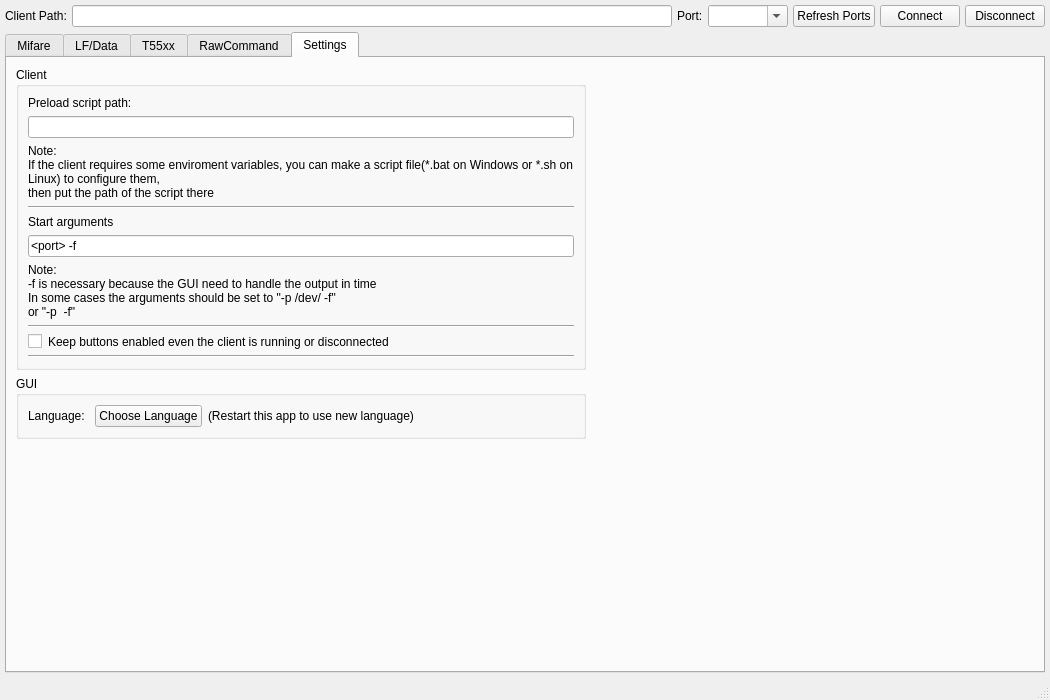
Qt form ui/mainwindow.ui (wh201906/Proxmark3GUI) before a commit.
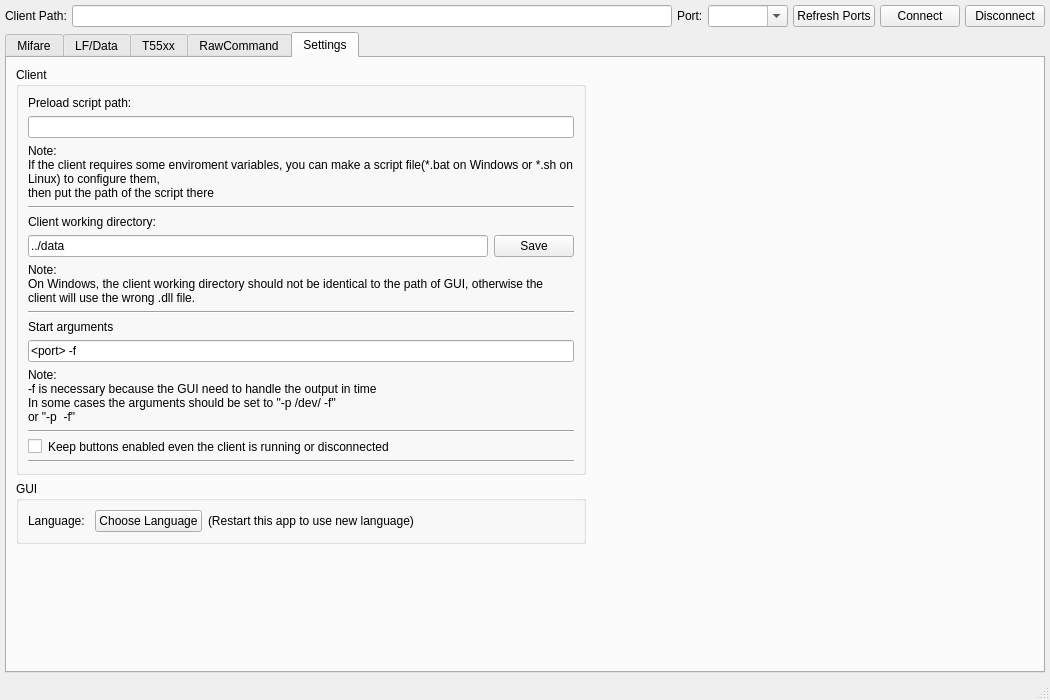
The same form after that commit. The open tabs and pages were chosen to show the change.

```diff
--- a/ui/mainwindow.ui
+++ b/ui/mainwindow.ui
@@ -1538,7 +1538,7 @@
        <attribute name="title">
         <string>Settings</string>
        </attribute>
-       <layout class="QHBoxLayout" name="horizontalLayout_15">
+       <layout class="QHBoxLayout" name="horizontalLayout_18">
         <item>
          <layout class="QVBoxLayout" name="verticalLayout_12">
           <item>
@@ -1573,6 +1573,49 @@
                </property>
               </widget>
              </item>
+             <item>
+              <widget class="Line" name="line_4">
+               <property name="orientation">
+                <enum>Qt::Horizontal</enum>
+               </property>
+              </widget>
+             </item>
+             <item>
+              <widget class="QLabel" name="label_19">
+               <property name="text">
+                <string>Client working directory:</string>
+               </property>
+              </widget>
+             </item>
+             <item>
+              <layout class="QHBoxLayout" name="horizontalLayout_15">
+               <item>
+                <widget class="QLineEdit" name="Set_Client_workingDirEdit">
+                 <property name="text">
+                  <string>../data</string>
+                 </property>
+                </widget>
+               </item>
+               <item>
+                <widget class="QPushButton" name="Set_Client_saveWorkingDirButton">
+                 <property name="text">
+                  <string>Save</string>
+                 </property>
+                </widget>
+               </item>
+              </layout>
+             </item>
+             <item>
+              <widget class="QLabel" name="label_20">
+               <property name="text">
+                <string>Note:
+On Windows, the client working directory should not be identical to the path of GUI, otherwise the client will use the wrong .dll file.</string>
+               </property>
+               <property name="wordWrap">
+                <bool>true</bool>
+               </property>
+              </widget>
+             </item>
              <item>
               <widget class="Line" name="line">
                <property name="orientation">
```
Left out of the diff: 2 changed lines with no effect on the pictures.
